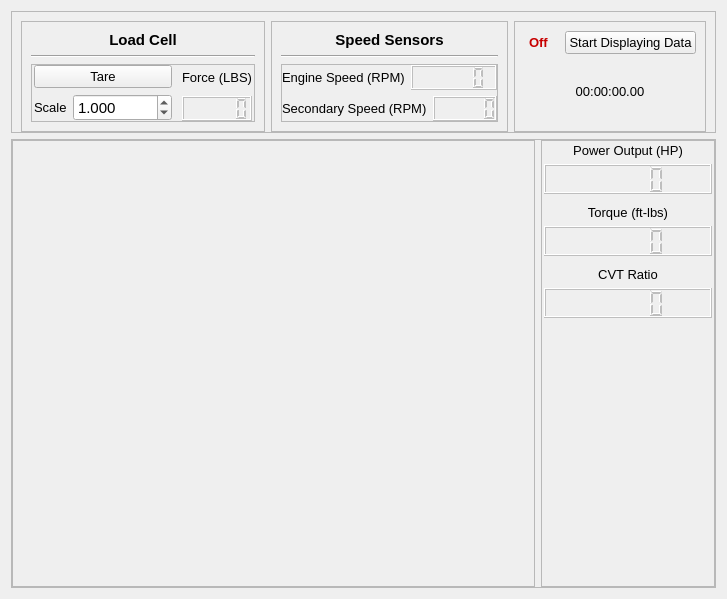
Georgia-Tech-Off-Road/GTORDaata, file Scenes/ShockDyno/shock_dyno.ui: the form before one commit.
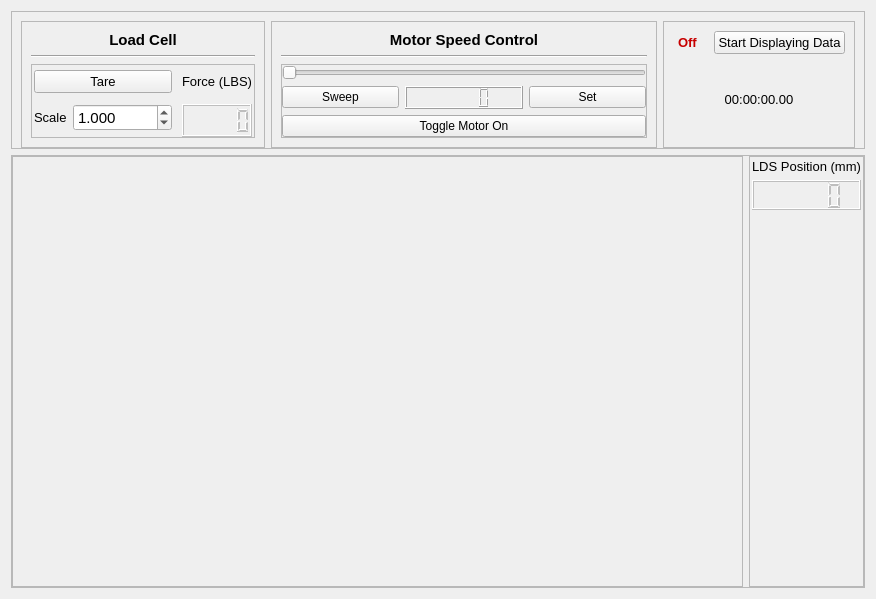
The form after the commit.

Commit message: Adding updated Shock dyno scene files

```diff
--- a/Scenes/ShockDyno/shock_dyno.ui
+++ b/Scenes/ShockDyno/shock_dyno.ui
@@ -6,7 +6,7 @@
    <rect>
     <x>0</x>
     <y>0</y>
-    <width>703</width>
+    <width>876</width>
     <height>599</height>
    </rect>
   </property>
@@ -250,7 +250,7 @@
             </font>
            </property>
            <property name="text">
-            <string>Speed Sensors</string>
+            <string>Motor Speed Control</string>
            </property>
            <property name="alignment">
             <set>Qt::AlignCenter</set>
@@ -288,26 +288,9 @@
             <item>
              <layout class="QHBoxLayout" name="horizontalLayout_5">
               <item>
-               <widget class="QLabel" name="label_7">
-                <property name="font">
-                 <font>
-                  <pointsize>10</pointsize>
-                 </font>
-                </property>
-                <property name="text">
-                 <string>Engine Speed (RPM)</string>
-                </property>
-               </widget>
-              </item>
-              <item>
-               <widget class="QLCDNumber" name="engine_speed_lcd">
-                <property name="enabled">
-                 <bool>false</bool>
-                </property>
-                <property name="font">
-                 <font>
-                  <pointsize>10</pointsize>
-                 </font>
+               <widget class="QSlider" name="horizontalSlider">
+                <property name="orientation">
+                 <enum>Qt::Horizontal</enum>
                 </property>
                </widget>
               </item>
@@ -316,31 +299,31 @@
             <item>
              <layout class="QHBoxLayout" name="horizontalLayout_6">
               <item>
-               <widget class="QLabel" name="label_8">
-                <property name="font">
-                 <font>
-                  <pointsize>10</pointsize>
-                 </font>
-                </property>
+               <widget class="QPushButton" name="sweep">
                 <property name="text">
-                 <string>Secondary Speed (RPM)</string>
+                 <string>Sweep</string>
                 </property>
                </widget>
               </item>
               <item>
-               <widget class="QLCDNumber" name="secondary_speed_lcd">
-                <property name="enabled">
-                 <bool>false</bool>
-                </property>
-                <property name="font">
-                 <font>
-                  <pointsize>10</pointsize>
-                 </font>
+               <widget class="QLCDNumber" name="motorspeed_lcd"/>
+              </item>
+              <item>
+               <widget class="QPushButton" name="send_speed">
+                <property name="text">
+                 <string>Set</string>
                 </property>
                </widget>
               </item>
              </layout>
             </item>
+            <item>
+             <widget class="QPushButton" name="kill_motor">
+              <property name="text">
+               <string>Toggle Motor On</string>
+              </property>
+             </widget>
+            </item>
            </layout>
           </widget>
          </item>
@@ -451,7 +434,7 @@
      <property name="frameShadow">
       <enum>QFrame::Raised</enum>
      </property>
-     <layout class="QHBoxLayout" name="horizontalLayout_9" stretch="3,1">
+     <layout class="QHBoxLayout" name="horizontalLayout_9" stretch="3,0">
       <property name="leftMargin">
        <number>0</number>
       </property>
@@ -514,7 +497,7 @@
             </font>
            </property>
            <property name="text">
-            <string>Power Output (HP)</string>
+            <string>LDS Position (mm)</string>
            </property>
            <property name="alignment">
             <set>Qt::AlignCenter</set>
@@ -522,105 +505,7 @@
           </widget>
          </item>
          <item>
-          <widget class="QLCDNumber" name="power_lcd">
-           <property name="enabled">
-            <bool>false</bool>
-           </property>
-           <property name="minimumSize">
-            <size>
-             <width>0</width>
-             <height>30</height>
-            </size>
-           </property>
-           <property name="font">
-            <font>
-             <pointsize>10</pointsize>
-            </font>
-           </property>
-          </widget>
-         </item>
-         <item>
-          <spacer name="verticalSpacer_3">
-           <property name="orientation">
-            <enum>Qt::Vertical</enum>
-           </property>
-           <property name="sizeType">
-            <enum>QSizePolicy::Fixed</enum>
-           </property>
-           <property name="sizeHint" stdset="0">
-            <size>
-             <width>0</width>
-             <height>5</height>
-            </size>
-           </property>
-          </spacer>
-         </item>
-         <item>
-          <widget class="QLabel" name="label_4">
-           <property name="font">
-            <font>
-             <pointsize>10</pointsize>
-            </font>
-           </property>
-           <property name="text">
-            <string>Torque (ft-lbs)</string>
-           </property>
-           <property name="alignment">
-            <set>Qt::AlignCenter</set>
-           </property>
-          </widget>
-         </item>
-         <item>
-          <widget class="QLCDNumber" name="torque_lcd">
-           <property name="enabled">
-            <bool>false</bool>
-           </property>
-           <property name="minimumSize">
-            <size>
-             <width>0</width>
-             <height>30</height>
-            </size>
-           </property>
-           <property name="font">
-            <font>
-             <pointsize>10</pointsize>
-            </font>
-           </property>
-          </widget>
-         </item>
-         <item>
-          <spacer name="verticalSpacer">
-           <property name="orientation">
-            <enum>Qt::Vertical</enum>
-           </property>
-           <property name="sizeType">
-            <enum>QSizePolicy::Fixed</enum>
-           </property>
-           <property name="sizeHint" stdset="0">
-            <size>
-             <width>0</width>
-             <height>5</height>
-            </size>
-           </property>
-          </spacer>
-         </item>
-         <item>
-          <widget class="QLabel" name="label_9">
-           <property name="font">
-            <font>
-             <pointsize>10</pointsize>
-            </font>
-           </property>
-           <property name="text">
-            <string>CVT Ratio</string>
-           </property>
-           <property name="alignment">
-            <set>Qt::AlignCenter</set>
-           </property>
-          </widget>
-         </item>
-         <item>
-          <widget class="QLCDNumber" name="cvt_ratio_lcd">
+          <widget class="QLCDNumber" name="position_lcd">
            <property name="enabled">
             <bool>false</bool>
            </property>
```
The commit also changes 2 other files.
